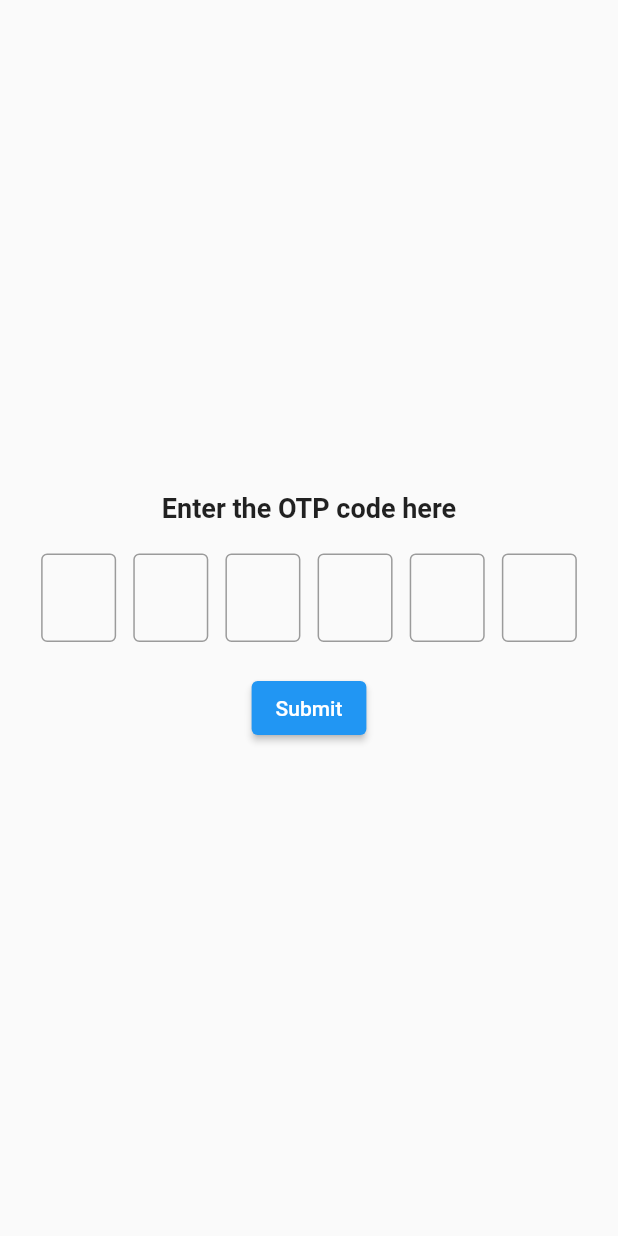
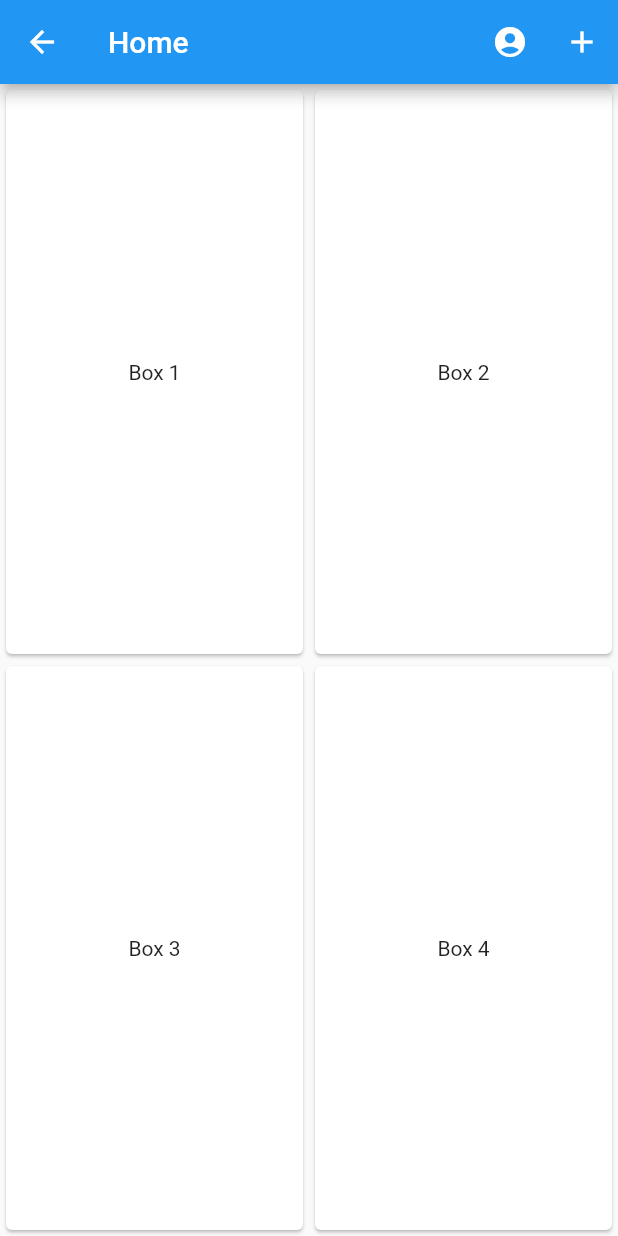
Before and after one commit to IsuruSanjaya/Travel-Application, a Flutter app: the OTP screen opened directly, after a tap on "Submit", on a phone screen of 412 x 824 dp. Run offline on Flutter 3.47's test engine with Material 2 defaults, Android fonts, the phone set to English and light mode, and no system bars.

Commit message:
fixed the game

```diff
--- /dev/null
+++ b/travel_scope/lib/Views/Game.dart
@@ -0,0 +1,52 @@
+import 'package:flutter/material.dart';
+
+void main() {
+  runApp(Game());
+}
+
+class Game extends StatefulWidget {
+  const Game({Key? key}) : super(key: key);
+
+  @override
+  State<Game> createState() => _GameState();
+}
+
+class _GameState extends State<Game> {
+  int _score = 0;
+
+  void _onTap() {
+    setState(() {
+      _score++;
+    });
+  }
+
+  @override
+  Widget build(BuildContext context) {
+    return MaterialApp(
+      home: Scaffold(
+        appBar: AppBar(
+          title: Text('Stress Relief Game'),
+        ),
+        body: GestureDetector(
+          onTap: _onTap,
+          child: Center(
+            child: Column(
+              mainAxisAlignment: MainAxisAlignment.center,
+              children: <Widget>[
+                Text(
+                  'Tap to relieve stress!',
+                  style: TextStyle(fontSize: 20.0),
+                ),
+                SizedBox(height: 20.0),
+                Text(
+                  'Score: $_score',
+                  style: TextStyle(fontSize: 24.0, fontWeight: FontWeight.bold),
+                ),
+              ],
+            ),
+          ),
+        ),
+      ),
+    );
+  }
+}
--- /dev/null
+++ b/travel_scope/lib/Views/Home.dart
@@ -0,0 +1,82 @@
+import 'package:flutter/material.dart';
+import 'package:travel_scope/Views/game.dart';
+
+class Home extends StatefulWidget {
+  const Home({Key? key}) : super(key: key);
+
+  @override
+  State<Home> createState() => _HomeState();
+}
+
+class _HomeState extends State<Home> {
+  @override
+  Widget build(BuildContext context) {
+    return Scaffold(
+      appBar: AppBar(
+        title: Text('Home'),
+        actions: [
+          IconButton(
+            icon: Icon(Icons.account_circle),
+            onPressed: () {
+              // Add your profile icon onPressed action here
+            },
+          ),
+          IconButton(
+            // Add this IconButton
+            icon: Icon(Icons.add), // You can change the icon as needed
+            onPressed: () {
+              Navigator.push(
+                context,
+                MaterialPageRoute(builder: (context) => const Game()),
+              );
+            },
+          ),
+        ],
+      ),
+      body: Column(
+        children: [
+          Expanded(
+            child: Row(
+              children: [
+                Expanded(
+                  child: Card(
+                    child: Center(
+                      child: Text('Box 1'),
+                    ),
+                  ),
+                ),
+                Expanded(
+                  child: Card(
+                    child: Center(
+                      child: Text('Box 2'),
+                    ),
+                  ),
+                ),
+              ],
+            ),
+          ),
+          Expanded(
+            child: Row(
+              children: [
+                Expanded(
+                  child: Card(
+                    child: Center(
+                      child: Text('Box 3'),
+                    ),
+                  ),
+                ),
+                Expanded(
+                  child: Card(
+                    child: Center(
+                      child: Text('Box 4'),
+                    ),
+                  ),
+                ),
+              ],
+            ),
+          ),
+        ],
+      ),
+    );
+  }
+}
--- a/travel_scope/lib/Views/OTP_Screen.dart
+++ b/travel_scope/lib/Views/OTP_Screen.dart
@@ -1,5 +1,5 @@
-
 import 'package:flutter/material.dart';
+import 'package:travel_scope/Views/Home.dart';
 
 class OTP extends StatefulWidget {
   const OTP({Key? key}) : super(key: key);
@@ -63,10 +63,10 @@ class _OTPState extends State<OTP> {
             // Submit Button
             ElevatedButton(
               onPressed: () {
-                // Handle submit logic here
-                String otp =
-                    _controllers.map((controller) => controller.text).join();
-                print('Submitted OTP: $otp');
+                Navigator.push(
+                  context,
+                  MaterialPageRoute(builder: (context) => const Home()),
+                );
               },
               child: const Text('Submit'),
             ),
--- a/travel_scope/lib/main.dart
+++ b/travel_scope/lib/main.dart
@@ -16,7 +16,7 @@ class MyApp extends StatelessWidget {
   Widget build(BuildContext context) {
     return MaterialApp(
 
-      home:Login(),
+      home:Register(),
     );
   }
 }
```
Also changed, not shown: travel_scope/lib/Views/Login.dart (+12 -7 lines), travel_scope/lib/Views/Register.dart (+11 -4 lines).
